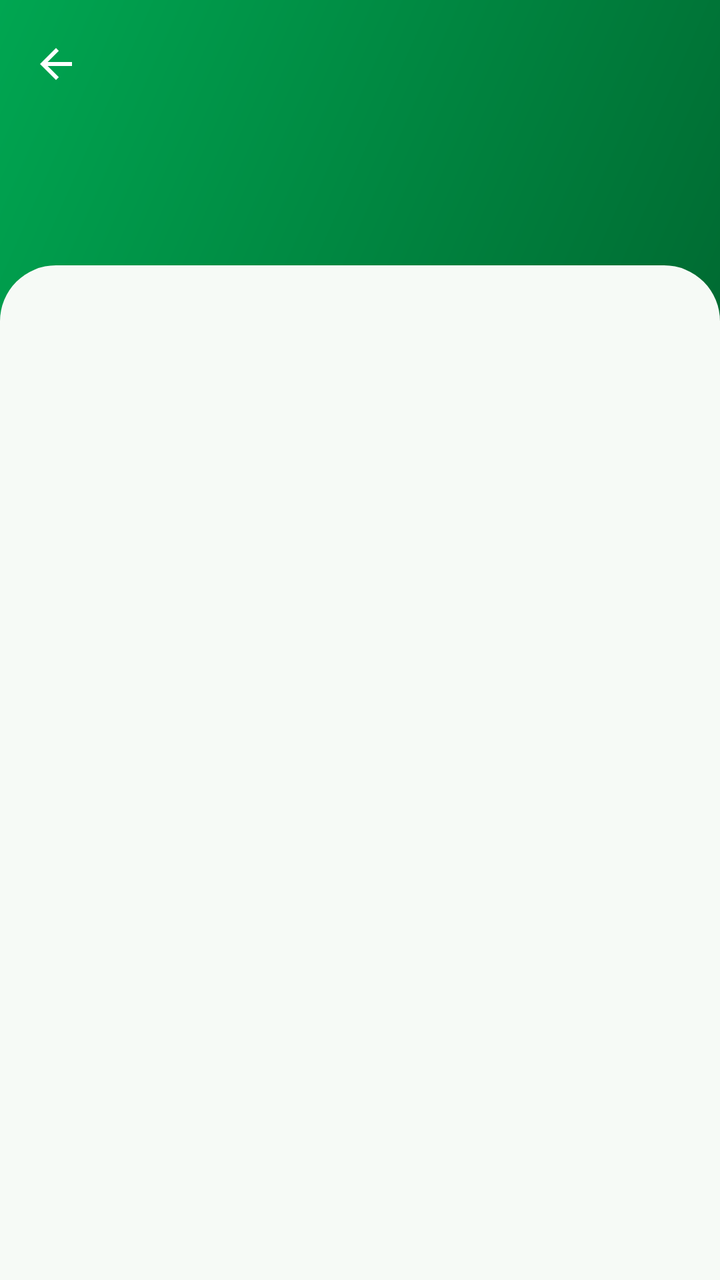
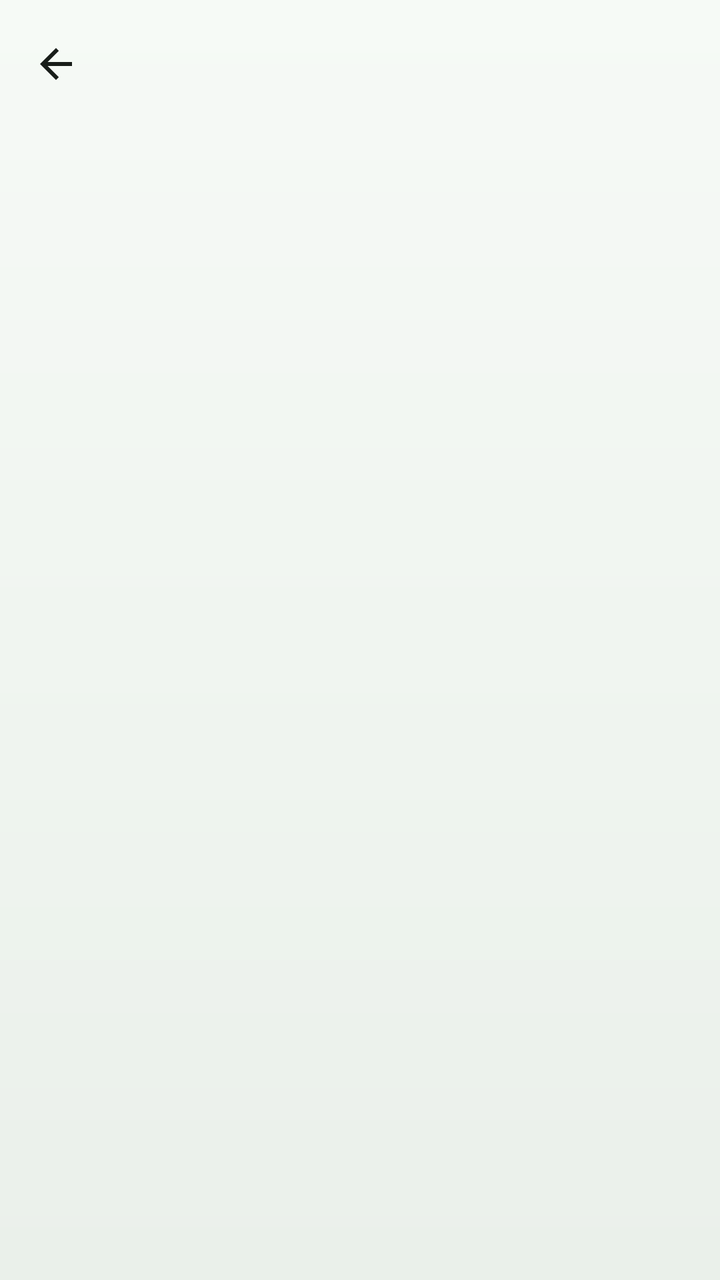

Screens rendered from an Android XML layout before and after an edit, with the pre-edit source and the edit as a unified diff.
<!-- AndroidManifest.xml: application theme Theme.ClubHub -->
<!-- res/layout/activity_list.xml -->
<?xml version="1.0" encoding="utf-8"?>
<LinearLayout xmlns:android="http://schemas.android.com/apk/res/android"
    xmlns:app="http://schemas.android.com/apk/res-auto"
    android:layout_width="match_parent"
    android:layout_height="match_parent"
    android:background="?attr/colorSurface"
    android:orientation="vertical">

    <LinearLayout
        android:id="@+id/header"
        android:layout_width="match_parent"
        android:layout_height="wrap_content"
        android:background="@drawable/bg_header_gradient"
        android:orientation="vertical"
        android:paddingBottom="44dp">

        <com.google.android.material.appbar.MaterialToolbar
            android:id="@+id/toolbar"
            android:layout_width="match_parent"
            android:layout_height="?attr/actionBarSize"
            android:background="@android:color/transparent"
            app:navigationIcon="@drawable/ic_arrow_back_white"
            app:titleTextAppearance="?attr/textAppearanceTitleLarge"
            app:titleTextColor="@color/white" />

        <TextView
            android:id="@+id/tv_title"
            android:layout_width="match_parent"
            android:layout_height="wrap_content"
            android:ellipsize="end"
            android:maxLines="2"
            android:paddingHorizontal="20dp"
            android:textColor="@color/white"
            android:textSize="22sp"
            android:textStyle="bold" />

        <TextView
            android:id="@+id/tv_subtitle"
            android:layout_width="match_parent"
            android:layout_height="wrap_content"
            android:layout_marginTop="4dp"
            android:alpha="0.9"
            android:paddingHorizontal="20dp"
            android:textColor="@color/white"
            android:textSize="14sp" />
    </LinearLayout>

    <LinearLayout
        android:layout_width="match_parent"
        android:layout_height="0dp"
        android:layout_marginTop="-28dp"
        android:layout_weight="1"
        android:background="@drawable/bg_sheet_top"
        android:orientation="vertical"
        android:paddingTop="12dp">

        <com.google.android.material.button.MaterialButtonToggleGroup
            android:id="@+id/toggle"
            android:layout_width="match_parent"
            android:layout_height="wrap_content"
            android:layout_marginHorizontal="16dp"
            android:layout_marginTop="4dp"
            android:visibility="gone"
            app:selectionRequired="true"
            app:singleSelection="true">

            <com.google.android.material.button.MaterialButton
                android:id="@+id/tab_1"
                style="@style/Widget.Material3.Button.OutlinedButton"
                android:layout_width="0dp"
                android:layout_height="wrap_content"
                android:layout_weight="1" />

            <com.google.android.material.button.MaterialButton
                android:id="@+id/tab_2"
                style="@style/Widget.Material3.Button.OutlinedButton"
                android:layout_width="0dp"
                android:layout_height="wrap_content"
                android:layout_weight="1" />

            <com.google.android.material.button.MaterialButton
                android:id="@+id/tab_3"
                style="@style/Widget.Material3.Button.OutlinedButton"
                android:layout_width="0dp"
                android:layout_height="wrap_content"
                android:layout_weight="1"
                android:visibility="gone" />
        </com.google.android.material.button.MaterialButtonToggleGroup>

        <LinearLayout
            android:id="@+id/actions"
            android:layout_width="match_parent"
            android:layout_height="wrap_content"
            android:layout_marginHorizontal="16dp"
            android:layout_marginTop="8dp"
            android:orientation="horizontal"
            android:visibility="gone">

            <com.google.android.material.button.MaterialButton
                android:id="@+id/btn_a"
                android:layout_width="0dp"
                android:layout_height="wrap_content"
                android:layout_weight="1"
                android:visibility="gone" />

            <com.google.android.material.button.MaterialButton
                android:id="@+id/btn_b"
                style="@style/Widget.Material3.Button.TonalButton"
                android:layout_width="0dp"
                android:layout_height="wrap_content"
                android:layout_marginStart="8dp"
                android:layout_weight="1"
                android:visibility="gone" />
        </LinearLayout>

        <FrameLayout
            android:layout_width="match_parent"
            android:layout_height="0dp"
            android:layout_weight="1">

            <androidx.recyclerview.widget.RecyclerView
                android:id="@+id/recycler"
                android:layout_width="match_parent"
                android:layout_height="match_parent"
                android:clipToPadding="false"
                android:paddingHorizontal="10dp"
                android:paddingTop="6dp"
                android:paddingBottom="24dp" />

            <TextView
                android:id="@+id/empty_state"
                android:layout_width="match_parent"
                android:layout_height="wrap_content"
                android:layout_gravity="center"
                android:gravity="center"
                android:padding="32dp"
                android:textAppearance="?attr/textAppearanceBodyLarge"
                android:textColor="?attr/colorOnSurfaceVariant"
                android:visibility="gone" />

            <com.google.android.material.progressindicator.CircularProgressIndicator
                android:id="@+id/progress"
                android:layout_width="wrap_content"
                android:layout_height="wrap_content"
                android:layout_gravity="center"
                android:indeterminate="true"
                android:visibility="gone" />
        </FrameLayout>
    </LinearLayout>
</LinearLayout>
<!-- resources referenced by this layout -->
<resources>
  <color name="white">#FFFFFF</color>
  <!-- drawable bg_header_gradient (drawable) -->
  <?xml version="1.0" encoding="utf-8"?>
  <shape xmlns:android="http://schemas.android.com/apk/res/android"
      android:shape="rectangle">
      <gradient
          android:angle="315"
          android:endColor="@color/header_end"
          android:startColor="@color/header_start"
          android:type="linear" />
  </shape>
  <!-- drawable bg_sheet_top (drawable) -->
  <?xml version="1.0" encoding="utf-8"?>
  <shape xmlns:android="http://schemas.android.com/apk/res/android"
      android:shape="rectangle">
      <solid android:color="?attr/colorSurface" />
      <corners
          android:topLeftRadius="28dp"
          android:topRightRadius="28dp" />
  </shape>
  <!-- drawable ic_arrow_back_white (drawable) -->
  <?xml version="1.0" encoding="utf-8"?>
  <vector xmlns:android="http://schemas.android.com/apk/res/android"
      android:width="24dp"
      android:height="24dp"
      android:viewportWidth="24"
      android:viewportHeight="24">
      <path
          android:fillColor="#FFFFFF"
          android:pathData="M20,11H7.83l5.59,-5.59L12,4l-8,8 8,8 1.41,-1.41L7.83,13H20v-2z" />
  </vector>
  <style name="Theme.ClubHub" parent="Base.Theme.ClubHub" />
  <color name="header_end">#006B32</color>
  <color name="header_start">#00A651</color>
  <style name="Base.Theme.ClubHub" parent="Theme.Material3.DayNight.NoActionBar">
          <item name="textInputStyle">@style/Widget.ClubHub.TextInputLayout</item>
          <item name="materialButtonStyle">@style/Widget.ClubHub.Button</item>
  
          <item name="colorPrimary">#00873F</item>
          <item name="colorOnPrimary">#FFFFFF</item>
          <item name="colorPrimaryContainer">#C5F0D3</item>
          <item name="colorOnPrimaryContainer">#00210E</item>
          <item name="colorPrimaryInverse">#6FDC95</item>
  
          <item name="colorSecondary">#4C6355</item>
          <item name="colorOnSecondary">#FFFFFF</item>
          <item name="colorSecondaryContainer">#C5F0D3</item>
          <item name="colorOnSecondaryContainer">#00210E</item>
  
          <item name="colorTertiary">#BA1A22</item>
          <item name="colorOnTertiary">#FFFFFF</item>
          <item name="colorTertiaryContainer">#FFDAD6</item>
          <item name="colorOnTertiaryContainer">#410004</item>
  
          <item name="android:colorBackground">#F6FAF6</item>
          <item name="colorOnBackground">#181D19</item>
          <item name="colorSurface">#F6FAF6</item>
          <item name="colorOnSurface">#181D19</item>
          <item name="colorSurfaceVariant">#DCE5DC</item>
          <item name="colorOnSurfaceVariant">#404942</item>
          <item name="colorSurfaceContainerLowest">#FFFFFF</item>
          <item name="colorSurfaceContainerLow">#F0F5F0</item>
          <item name="colorSurfaceContainer">#EAF0EA</item>
          <item name="colorSurfaceContainerHigh">#E4EAE4</item>
          <item name="colorSurfaceContainerHighest">#DEE4DE</item>
          <item name="colorOutline">#707971</item>
          <item name="colorOutlineVariant">#BFC9C0</item>
      </style>
  <style name="Widget.ClubHub.TextInputLayout" parent="Widget.Material3.TextInputLayout.OutlinedBox">
          <item name="boxCornerRadiusTopStart">14dp</item>
          <item name="boxCornerRadiusTopEnd">14dp</item>
          <item name="boxCornerRadiusBottomStart">14dp</item>
          <item name="boxCornerRadiusBottomEnd">14dp</item>
      </style>
  <style name="Widget.ClubHub.Button" parent="Widget.Material3.Button">
          <item name="cornerRadius">16dp</item>
      </style>
</resources>

<!-- the commit's change to res/layout/activity_list.xml (unified diff, before → after) -->
@@ -3,16 +3,15 @@
     xmlns:app="http://schemas.android.com/apk/res-auto"
     android:layout_width="match_parent"
     android:layout_height="match_parent"
-    android:background="?attr/colorSurface"
+    android:background="@drawable/bg_screen_mint"
     android:orientation="vertical">
 
     <LinearLayout
         android:id="@+id/header"
         android:layout_width="match_parent"
         android:layout_height="wrap_content"
-        android:background="@drawable/bg_header_gradient"
         android:orientation="vertical"
-        android:paddingBottom="44dp">
+        android:paddingBottom="8dp">
 
         <com.google.android.material.appbar.MaterialToolbar
             android:id="@+id/toolbar"
@@ -20,8 +19,9 @@
             android:layout_height="?attr/actionBarSize"
             android:background="@android:color/transparent"
             app:navigationIcon="@drawable/ic_arrow_back_white"
+            app:navigationIconTint="?attr/colorOnSurface"
             app:titleTextAppearance="?attr/textAppearanceTitleLarge"
-            app:titleTextColor="@color/white" />
+            app:titleTextColor="?attr/colorOnSurface" />
 
         <TextView
             android:id="@+id/tv_title"
@@ -30,35 +30,31 @@
             android:ellipsize="end"
             android:maxLines="2"
             android:paddingHorizontal="20dp"
-            android:textColor="@color/white"
-            android:textSize="22sp"
+            android:textColor="?attr/colorOnSurface"
+            android:textSize="20sp"
             android:textStyle="bold" />
 
         <TextView
             android:id="@+id/tv_subtitle"
             android:layout_width="match_parent"
             android:layout_height="wrap_content"
-            android:layout_marginTop="4dp"
-            android:alpha="0.9"
+            android:layout_marginTop="2dp"
             android:paddingHorizontal="20dp"
-            android:textColor="@color/white"
-            android:textSize="14sp" />
+            android:textColor="?attr/colorOnSurfaceVariant"
+            android:textSize="13sp" />
     </LinearLayout>
 
     <LinearLayout
         android:layout_width="match_parent"
         android:layout_height="0dp"
-        android:layout_marginTop="-28dp"
         android:layout_weight="1"
-        android:background="@drawable/bg_sheet_top"
-        android:orientation="vertical"
-        android:paddingTop="12dp">
+        android:orientation="vertical">
 
         <com.google.android.material.button.MaterialButtonToggleGroup
             android:id="@+id/toggle"
             android:layout_width="match_parent"
             android:layout_height="wrap_content"
-            android:layout_marginHorizontal="16dp"
+            android:layout_marginHorizontal="20dp"
             android:layout_marginTop="4dp"
             android:visibility="gone"
             app:selectionRequired="true"
@@ -91,9 +87,10 @@
             android:id="@+id/actions"
             android:layout_width="match_parent"
             android:layout_height="wrap_content"
-            android:layout_marginHorizontal="16dp"
+            android:layout_marginHorizontal="20dp"
             android:layout_marginTop="8dp"
-            android:orientation="horizontal"
+            android:baselineAligned="false"
+                        android:orientation="horizontal"
             android:visibility="gone">
 
             <com.google.android.material.button.MaterialButton
@@ -123,8 +120,8 @@
                 android:layout_width="match_parent"
                 android:layout_height="match_parent"
                 android:clipToPadding="false"
-                android:paddingHorizontal="10dp"
-                android:paddingTop="6dp"
+                android:paddingHorizontal="14dp"
+                android:paddingTop="8dp"
                 android:paddingBottom="24dp" />
 
             <TextView
<!-- resource entries referenced after the edit -->
@@ -1,24 +1,15 @@
 <!-- resources referenced by this layout -->
 <resources>
-  <color name="white">#FFFFFF</color>
-  <!-- drawable bg_header_gradient (drawable) -->
+  <!-- drawable bg_screen_mint (drawable) -->
   <?xml version="1.0" encoding="utf-8"?>
   <shape xmlns:android="http://schemas.android.com/apk/res/android"
       android:shape="rectangle">
       <gradient
-          android:angle="315"
-          android:endColor="@color/header_end"
-          android:startColor="@color/header_start"
+          android:angle="270"
+          android:startColor="?attr/colorSurface"
+          android:centerColor="?attr/colorSurfaceContainerLow"
+          android:endColor="?attr/colorSurfaceContainer"
           android:type="linear" />
-  </shape>
-  <!-- drawable bg_sheet_top (drawable) -->
-  <?xml version="1.0" encoding="utf-8"?>
-  <shape xmlns:android="http://schemas.android.com/apk/res/android"
-      android:shape="rectangle">
-      <solid android:color="?attr/colorSurface" />
-      <corners
-          android:topLeftRadius="28dp"
-          android:topRightRadius="28dp" />
   </shape>
   <!-- drawable ic_arrow_back_white (drawable) -->
   <?xml version="1.0" encoding="utf-8"?>
@@ -32,8 +23,6 @@
           android:pathData="M20,11H7.83l5.59,-5.59L12,4l-8,8 8,8 1.41,-1.41L7.83,13H20v-2z" />
   </vector>
   <style name="Theme.ClubHub" parent="Base.Theme.ClubHub" />
-  <color name="header_end">#006B32</color>
-  <color name="header_start">#00A651</color>
   <style name="Base.Theme.ClubHub" parent="Theme.Material3.DayNight.NoActionBar">
           <item name="textInputStyle">@style/Widget.ClubHub.TextInputLayout</item>
           <item name="materialButtonStyle">@style/Widget.ClubHub.Button</item>
